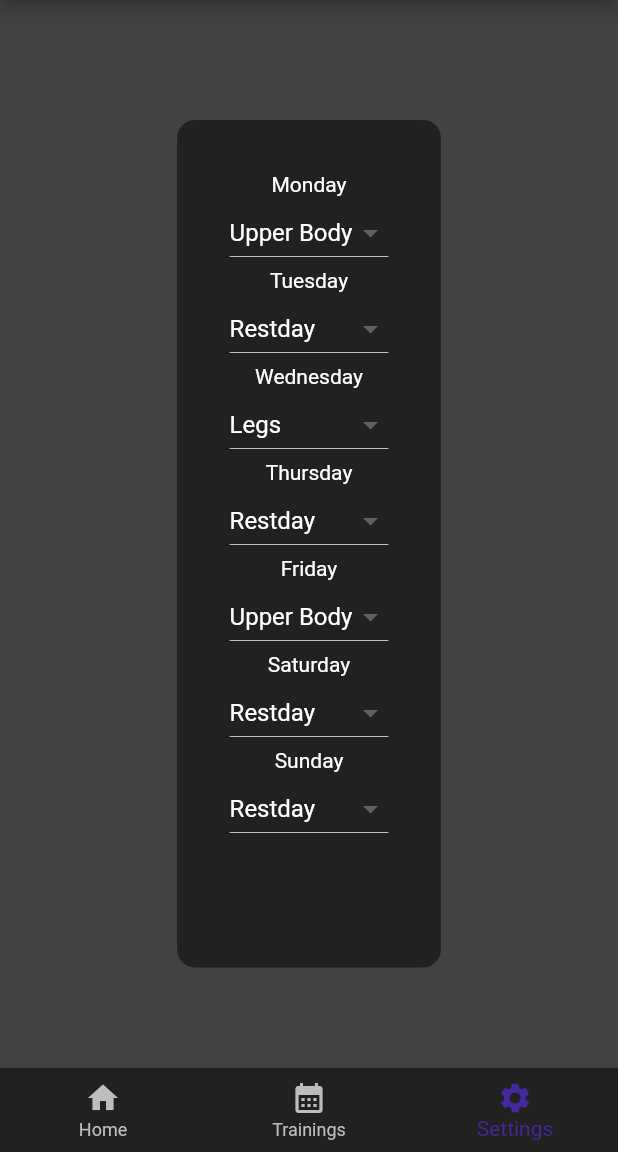
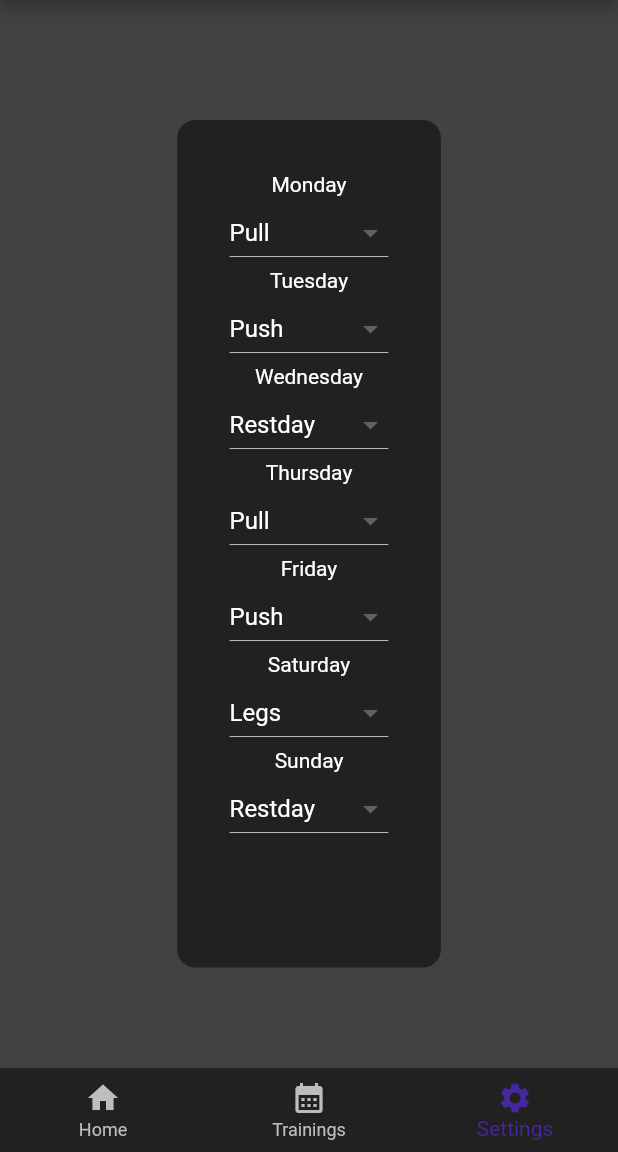
Before and after one commit to domique26/gym_tracker, a Flutter app: the screen it shows after launch, item 3 of the bottom bar chosen, on a phone screen of 412 x 824 dp, the part 84-1236 px from its top. Run offline on Flutter 3.47's test engine with Material 2 defaults, Android fonts, the phone set to English and light mode, and no system bars; our stand-ins replace hive, hive_flutter, table_calendar; accounts and stored records are empty.

Commit message:
Begin of new SettingsPage

```diff
--- a/lib/data/settings_db.dart
+++ b/lib/data/settings_db.dart
@@ -1,21 +1,22 @@
+import 'package:gym_tracker/models/training_day_model.dart';
 import 'package:hive/hive.dart';
 
 SettingsDatabase settings_db = SettingsDatabase();
 
 class SettingsDatabase {
-  List<String> trainigs = [];
+  List<dynamic> trainigs = [];
 
   var db = Hive.box("settings_db");
 
   void initData() {
     trainigs = [
-      "Upper Body",
-      "Restday",
-      "Legs",
-      "Restday",
-      "Upper Body",
-      "Restday",
-      "Restday"
+      TrainingDay(day: "Monday", trainigsType: "Pull", workouts: []),
+      TrainingDay(day: "Tuesday", trainigsType: "Push", workouts: []),
+      TrainingDay(day: "Wednesday", trainigsType: "Restday", workouts: []),
+      TrainingDay(day: "Thursday", trainigsType: "Pull", workouts: []),
+      TrainingDay(day: "Friday", trainigsType: "Push", workouts: []),
+      TrainingDay(day: "Saturday", trainigsType: "Legs", workouts: []),
+      TrainingDay(day: "Sunday", trainigsType: "Restday", workouts: []),
     ];
   }
 
--- a/lib/main.dart
+++ b/lib/main.dart
@@ -2,6 +2,7 @@ import 'package:flutter/material.dart';
 import 'package:gym_tracker/data/database.dart';
 import 'package:gym_tracker/data/settings_db.dart';
 import 'package:gym_tracker/models/reps_sets_weights_model.dart';
+import 'package:gym_tracker/models/training_day_model.dart';
 import 'package:gym_tracker/models/workout_model.dart';
 import 'package:gym_tracker/pages/home_page.dart';
 import 'package:gym_tracker/pages/settings_page.dart';
@@ -14,6 +15,7 @@ void main() async {
 
   Hive.registerAdapter(WorkoutAdapter());
   Hive.registerAdapter(RepsSetsWeightsAdapter());
+  Hive.registerAdapter(TrainingDayAdapter());
 
   await Hive.openBox('workouts_db');
   await Hive.openBox('settings_db');
@@ -41,7 +43,7 @@ void main() async {
 
 class MyApp extends StatefulWidget {
   const MyApp({super.key});
-  static int _selectedIndex = 1;
+  static int _selectedIndex = 0;
 
   @override
   State<MyApp> createState() => _MyAppState();
--- a/lib/pages/settings_page.dart
+++ b/lib/pages/settings_page.dart
@@ -55,7 +55,7 @@ class _SettingsPageState extends State<SettingsPage> {
 
   DropdownButton<String> customDropDown(int index) {
     return DropdownButton(
-      value: settings_db.trainigs[index],
+      value: settings_db.trainigs[index].trainigsType,
       dropdownColor: Colors.grey[900],
       items: const [
         DropdownMenuItem(
@@ -78,7 +78,7 @@ class _SettingsPageState extends State<SettingsPage> {
       ],
       onChanged: (value) => {
         setState(() {
-          settings_db.trainigs[index] = value.toString();
+          settings_db.trainigs[index].trainigsType = value.toString();
         }),
         settings_db.updateDatabase(),
       },
```
Also changed, not shown: lib/models/training_day_model.dart (added, +20 -0 lines), lib/models/weekdays_tile_model.dart (+4 -6 lines), lib/pages/home_page.dart (+0 -11 lines), lib/utils/custom_table_calendar.dart (+2 -7 lines), lib/models/training_day_model.g.dart (added).
